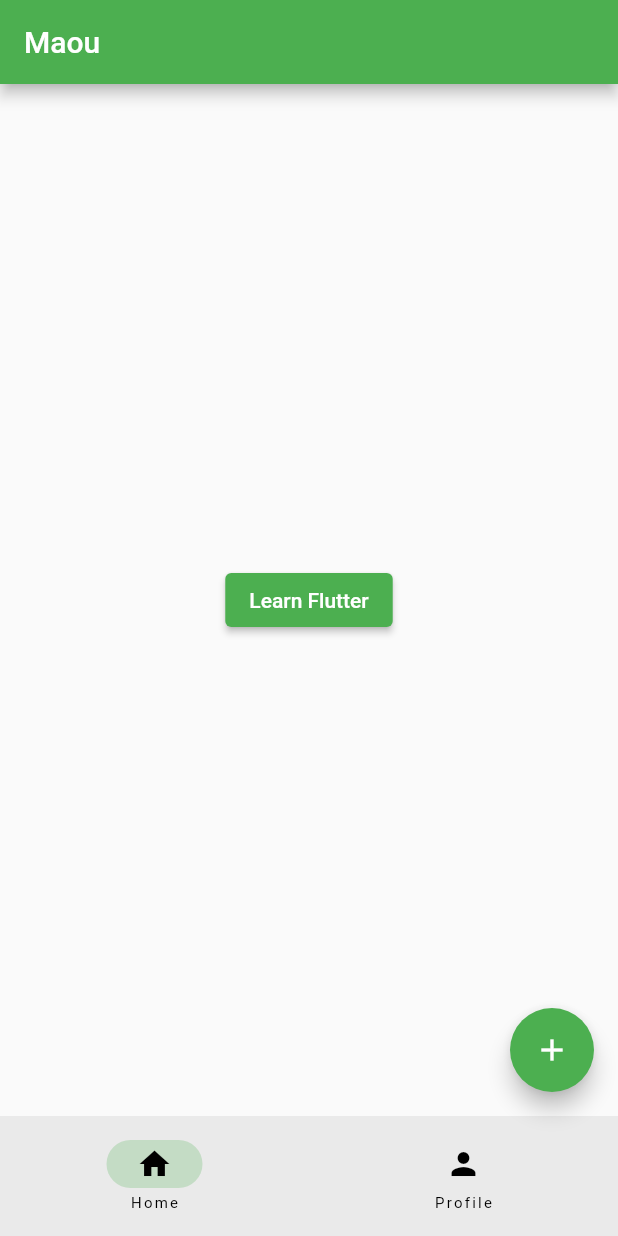
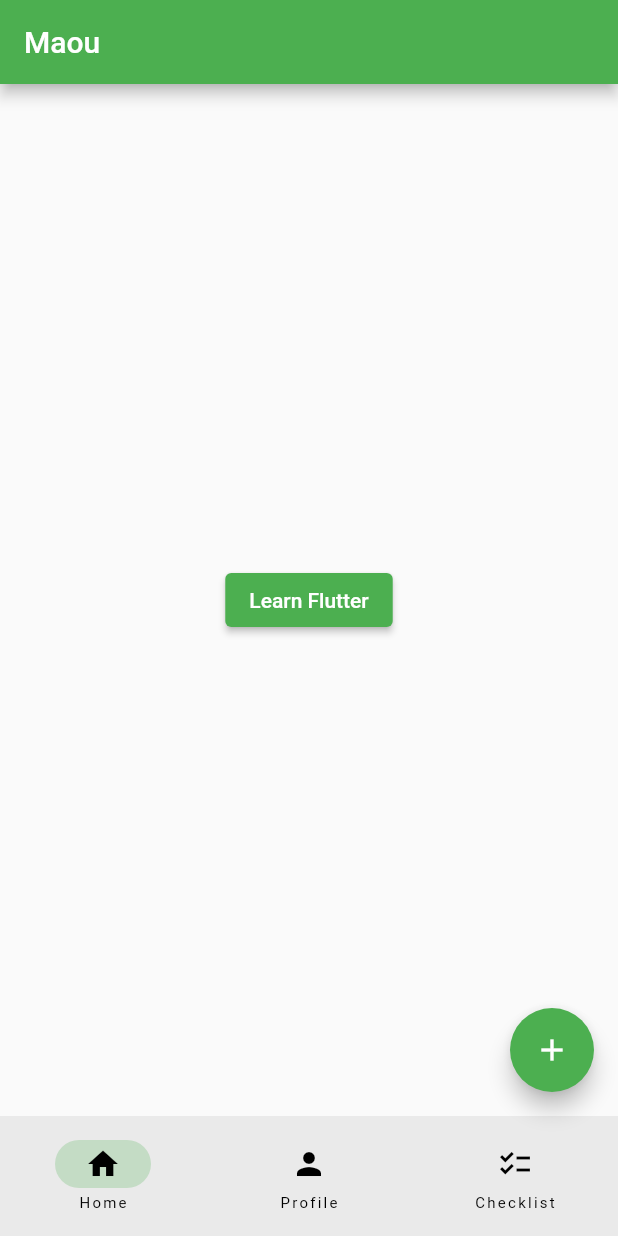
Before and after one commit to lej0hn/flutter_test, a Flutter app: the screen it shows after launch, on a phone screen of 412 x 824 dp. Run offline on Flutter 3.47's test engine with Material 2 defaults, Android fonts, the phone set to English and light mode, and no system bars.

Commit message:
added checklist

```diff
--- a/lib/main.dart
+++ b/lib/main.dart
@@ -45,6 +45,8 @@ class _RootPageState extends State<RootPage> {
         destinations: const [
           NavigationDestination(icon: Icon(Icons.home), label: 'Home'),
           NavigationDestination(icon: Icon(Icons.person), label: 'Profile'),
+          NavigationDestination(
+              icon: Icon(Icons.checklist), label: 'Checklist'),
         ],
         onDestinationSelected: (int index) {
           setState(() {
```
